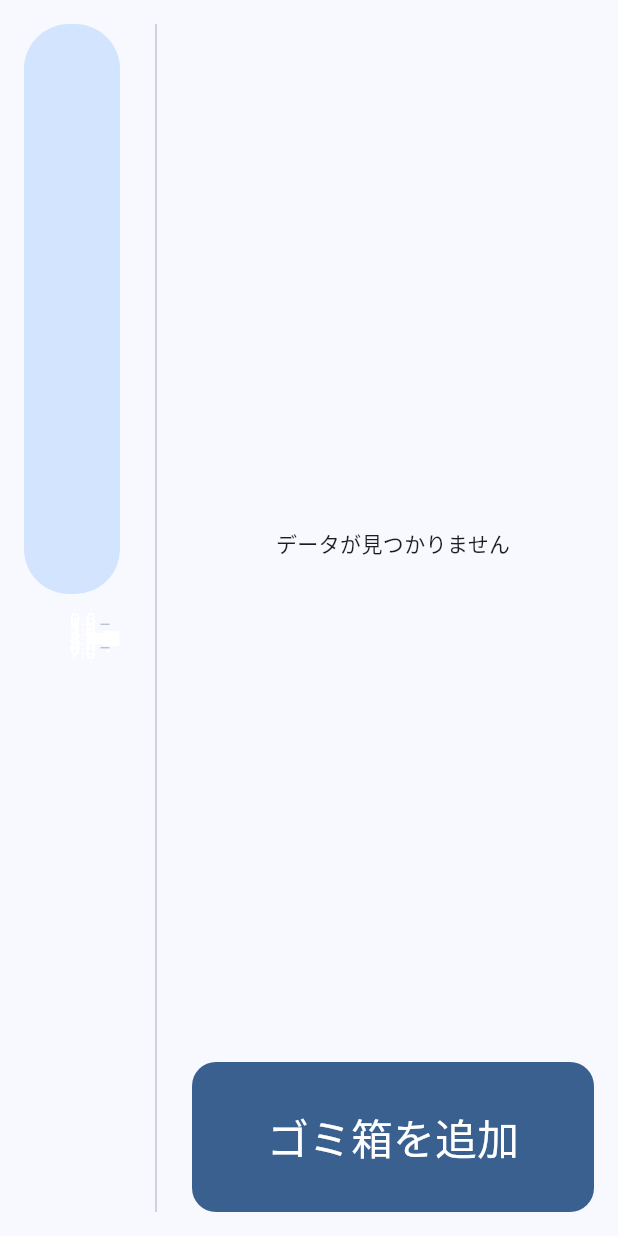
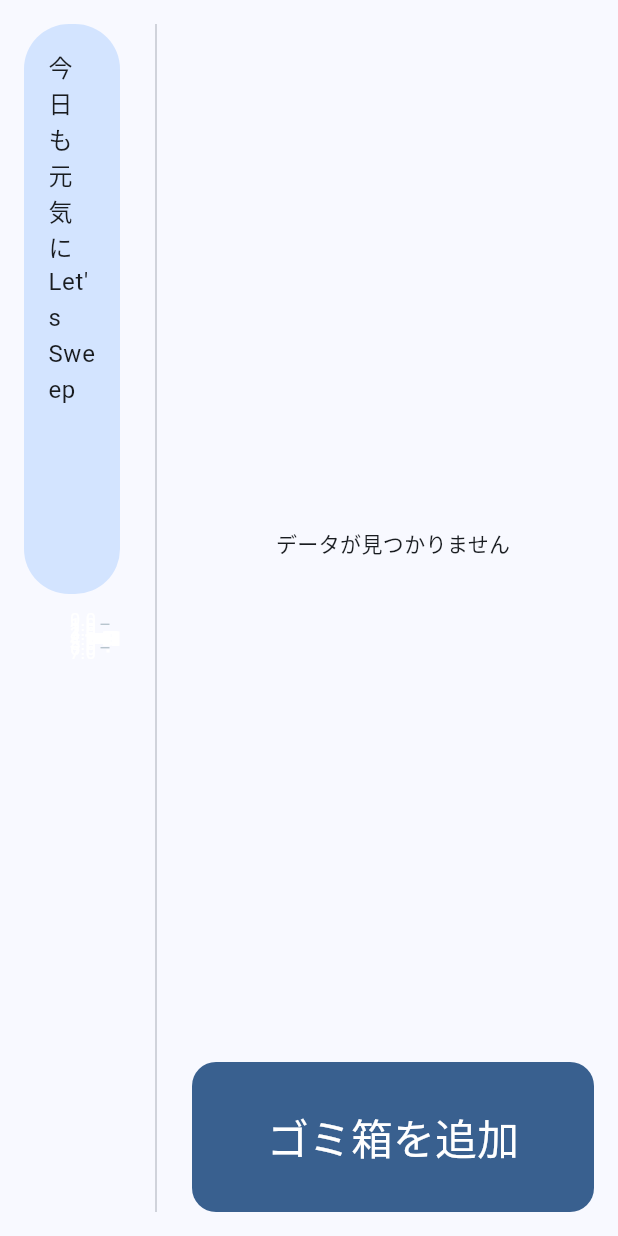
Before and after one commit to Chika0221/Sweep-host, a Flutter app: the DashboardPage widget shown alone on an empty page, opened directly, on a phone screen of 412 x 824 dp. Run offline on Flutter 3.47's test engine with Material 3 defaults, Android fonts, the phone set to English and light mode, and no system bars; drawn by our look-alikes of fl_chart; our stand-ins replace cloud_firestore, firebase_auth, firebase_core, flutter_hooks, flutter_map, flutter_svg and 4 more; missing offline and left inert: flutter_map_animations, flutter_map_heatmap, image_network; accounts and stored records are empty; Roboto replaces fonts that are missing (Zen_Maru_Gothic); statements that could not run were skipped.

Commit message:
名前を表示するUIの調整

```diff
--- a/lib/pages/dashboard_page/dashboard_page.dart
+++ b/lib/pages/dashboard_page/dashboard_page.dart
@@ -5,6 +5,7 @@ import 'package:flutter/material.dart';
 import 'package:hooks_riverpod/hooks_riverpod.dart';
 
 // Project imports:
+import 'package:sweep_host/pages/dashboard_page/info_plate.dart';
 import 'package:sweep_host/pages/dashboard_page/line_shart.dart';
 import 'package:sweep_host/pages/dashboard_page/submit_trashbox.dart';
 import 'package:sweep_host/pages/dashboard_page/trashbox_state_list_view.dart';
@@ -20,13 +21,7 @@ class DashboardPage extends HookConsumerWidget {
             child: Column(
               children: [
                 Flexible(
-                  child: Container(
-                    decoration: BoxDecoration(
-                      borderRadius: BorderRadius.circular(30),
-                      color: Theme.of(context).colorScheme.primaryContainer,
-                    ),
-                    margin: EdgeInsets.all(16),
-                  ),
+                  child: InfoPlate()
                 ),
                 Flexible(
                   child: LineChartSample4(
--- /dev/null
+++ b/lib/pages/dashboard_page/host_plate.dart
@@ -0,0 +1,72 @@
+// Flutter imports:
+import 'package:flutter/material.dart';
+
+// Package imports:
+import 'package:hooks_riverpod/hooks_riverpod.dart';
+import 'package:image_network/image_network.dart';
+
+// Project imports:
+import 'package:sweep_host/classes/host.dart';
+import 'package:sweep_host/states/host_provider.dart';
+import 'package:sweep_host/states/login_notifier.dart';
+
+class HostPlate extends HookConsumerWidget {
+  const HostPlate({super.key});
+  @override
+  Widget build(BuildContext context, WidgetRef ref) {
+    final hostProfile = ref.watch(hostProvider);
+    final login = ref.watch(loginProvider);
+
+    print(hostProfile);
+
+    return Padding(
+      padding: const EdgeInsets.all(16.0),
+      child: hostProfile.when(
+        data: (data) {
+          print(data);
+          return Row(
+            mainAxisSize: MainAxisSize.min,
+            crossAxisAlignment: CrossAxisAlignment.start,
+            children: [
+              // SizedBox(
+              //   height: 60,
+              //   width: 60,
+              //   child: CircleAvatar(
+              //     radius: 30,
+              //     backgroundColor: Colors.transparent,
+              //     child: ImageNetwork(
+              //       image: data.photoURL,
+              //       height: 60,
+              //       width: 60,
+              //       fitAndroidIos: BoxFit.cover,
+              //       fitWeb: BoxFitWeb.cover,
+              //       onPointer: true,
+              //     ),
+              //   ),
+              // ),
+              // const SizedBox(width: 16),
+              Column(
+                crossAxisAlignment: CrossAxisAlignment.start,
+                children: [
+                  Text(
+                    data.displayName,
+                    style: const TextStyle(
+                      fontSize: 20,
+                      fontWeight: FontWeight.bold,
+                    ),
+                  ),
+                  Text(
+                    data.hid,
+                    style: const TextStyle(fontSize: 14, color: Colors.grey),
+                  ),
+                ],
+              ),
+            ],
+          );
+        },
+        error: (error, stackTrace) {},
+        loading: () {},
+      ),
+    );
+  }
+}
--- /dev/null
+++ b/lib/pages/dashboard_page/info_plate.dart
@@ -0,0 +1,35 @@
+// Flutter imports:
+import 'package:flutter/material.dart';
+
+// Package imports:
+import 'package:hooks_riverpod/hooks_riverpod.dart';
+
+// Project imports:
+import 'package:sweep_host/pages/dashboard_page/host_plate.dart';
+
+class InfoPlate extends HookConsumerWidget {
+  const InfoPlate({super.key});
+  @override
+  Widget build(BuildContext context, WidgetRef ref) {
+    return Container(
+      decoration: BoxDecoration(
+        borderRadius: BorderRadius.circular(30),
+        color: Theme.of(context).colorScheme.primaryContainer,
+      ),
+      margin: EdgeInsets.all(16),
+      padding: EdgeInsets.all(16),
+      child: Stack(
+        children: [
+          Align(
+            alignment: Alignment.topLeft,
+            child: Text(
+              "今日も元気にLet's Sweep",
+              style: Theme.of(context).textTheme.bodyLarge,
+            ),
+          ),
+          Align(alignment: Alignment.topRight, child: HostPlate()),
+        ],
+      ),
+    );
+  }
+}
--- a/lib/pages/login_page/input_info_page.dart
+++ b/lib/pages/login_page/input_info_page.dart
@@ -11,6 +11,7 @@ import 'package:latlong2/latlong.dart';
 // Project imports:
 import 'package:sweep_host/classes/host.dart';
 import 'package:sweep_host/pages/main_page.dart';
+import 'package:sweep_host/states/host_provider.dart';
 import 'package:sweep_host/states/login_notifier.dart';
 
 const biwako = LatLng(35.1500, 136.1000);
@@ -98,6 +99,7 @@ class InputInfoPage extends HookConsumerWidget {
                           .collection("host")
                           .doc(hostId);
                       await UserDoc.set(data.toJson());
+                      ref.read(loginProvider.notifier).setState(hostId);
                       Navigator.of(context).pushReplacement(
                         MaterialPageRoute(
                           builder: (context) => const MainPage(),
--- a/lib/states/login_notifier.dart
+++ b/lib/states/login_notifier.dart
@@ -11,6 +11,10 @@ class LoginNotifier extends Notifier<String> {
   @override
   String build() {
     return "";
+  }
+
+  void setState(String newState) {
+    state = newState;
   }
 
   Future<String> signInWIthEmailAndPassword(
```
Also changed, not shown: lib/states/host_provider.dart (+9 -10 lines).
